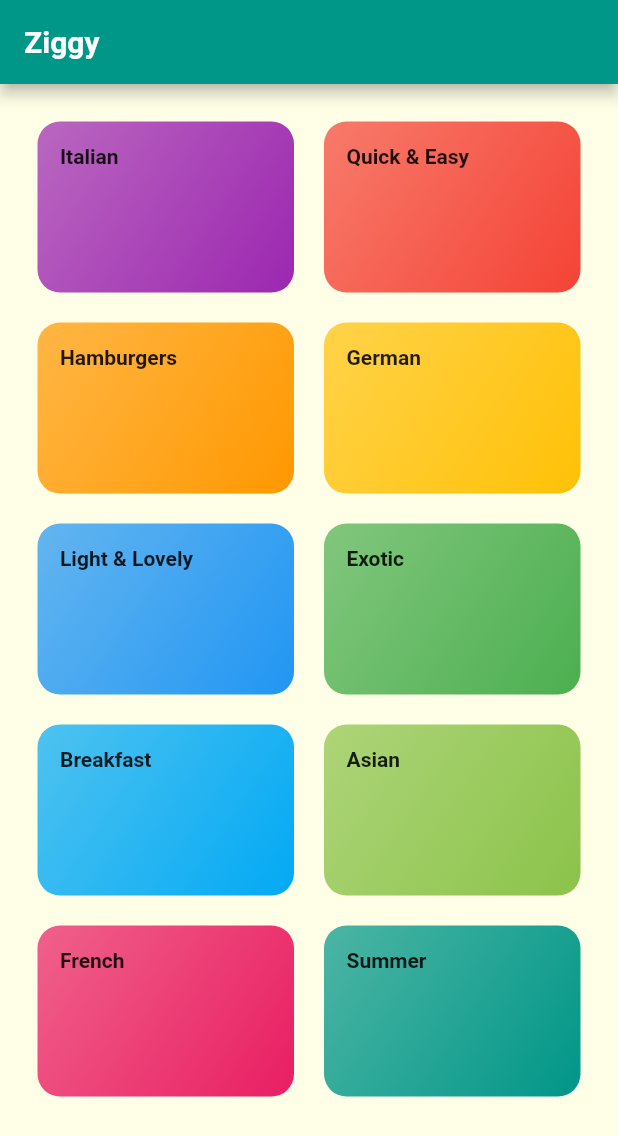
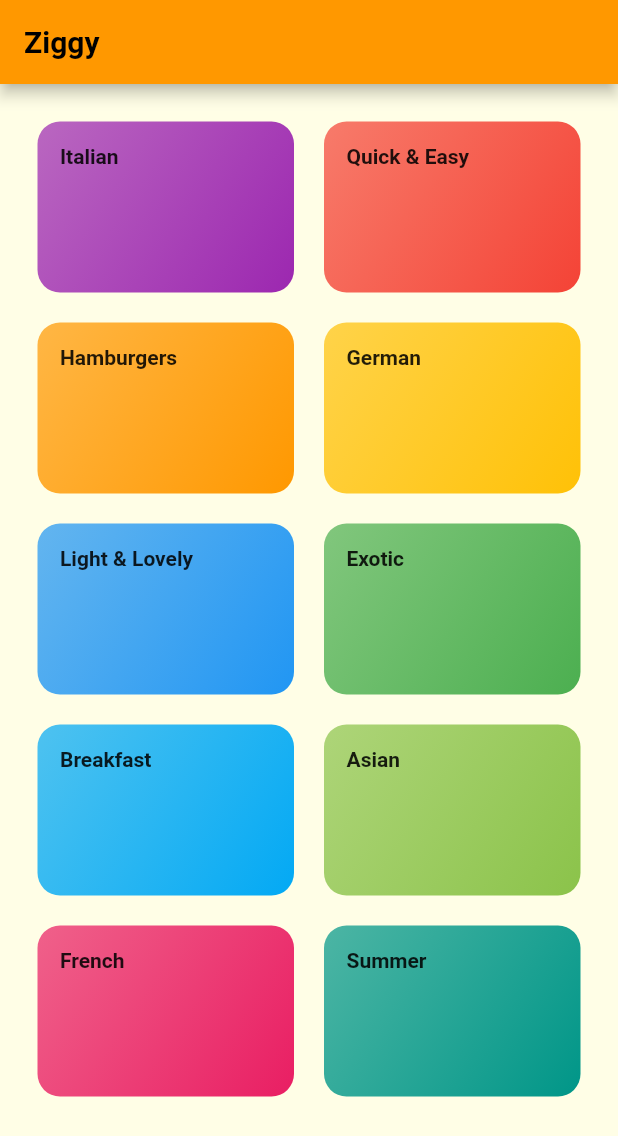
Before and after one commit to TRohit20/Flutter-Playground, a Flutter app: the screen it shows after launch, on a phone screen of 412 x 824 dp. Shown: the top 1136 px of the screen. Run offline on Flutter 3.47's test engine with Material 2 defaults, Android fonts, the light colour scheme and no system bars; our stand-ins replace firebase_auth, firebase_core; missing offline and left inert: dart:ffi; accounts and stored records are empty; Roboto replaces fonts that are missing (RobotoCondensed).

Commit message:
Navigating to a New Page

```diff
--- a/ziggy_a_recipes_app/lib/category_item.dart
+++ b/ziggy_a_recipes_app/lib/category_item.dart
@@ -1,4 +1,6 @@
+import 'package:flutter/cupertino.dart';
 import 'package:flutter/material.dart';
+import 'package:ziggy_a_recipes_app/category_meals_screen.dart';
 
 class CategoryItem extends StatelessWidget {
   final String title;
@@ -6,9 +8,19 @@ class CategoryItem extends StatelessWidget {
 
   CategoryItem(this.title, this.colour);
 
+  void selectedCategory(BuildContext ctx) {
+    Navigator.of(ctx).push(CupertinoPageRoute(builder: (_) {
+      return CategoryMealsScreen();
+    }));
+  }
+
   @override
   Widget build(BuildContext context) {
-    return Container(
+    return InkWell(
+      onTap: () => selectedCategory(context),
+      splashColor: Theme.of(context).primaryColor,
+      borderRadius: BorderRadius.circular(15),
+      child: Container(
         padding: const EdgeInsets.all(15),
         decoration: BoxDecoration(
             gradient: LinearGradient(
@@ -20,6 +32,7 @@ class CategoryItem extends StatelessWidget {
           title,
           style: Theme.of(context).textTheme.titleMedium,
         ),
+      ),
     );
   }
 }
--- a/ziggy_a_recipes_app/lib/main.dart
+++ b/ziggy_a_recipes_app/lib/main.dart
@@ -9,7 +9,7 @@ class MyApp extends StatelessWidget {
     return MaterialApp(
       title: 'Ziggy Recipes',
       theme: ThemeData(
-        primarySwatch: Colors.teal,
+        primarySwatch: Colors.orange,
         // colorScheme:
         //     ColorScheme.fromSwatch(accentColor: Colors.deepOrange.shade200),
         canvasColor: const Color.fromRGBO(255, 254, 230, 1),
```
Also changed, not shown: ziggy_a_recipes_app/lib/category_meals_screen.dart (added, +15 -0 lines), 2 other files. Lines whose indentation alone changed are shown as unchanged.
